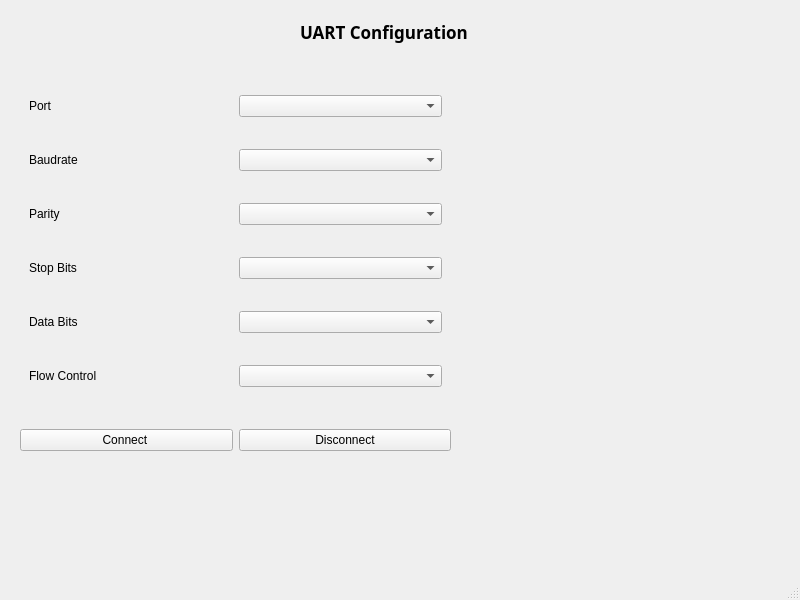
Above: uart.ui from Nourreddine1920/Serial_Port_COM before the change. Below: the same form after it.
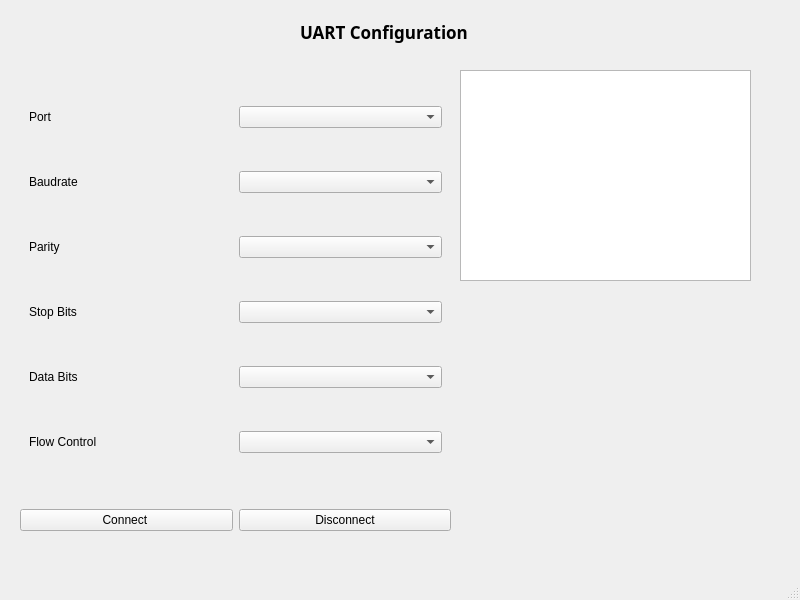
That is the form after the change.

Commit message: fixing connect button

```diff
--- a/uart.ui
+++ b/uart.ui
@@ -34,13 +34,23 @@
      <string>UART Configuration</string>
     </property>
    </widget>
+   <widget class="QTextBrowser" name="textBrowser">
+    <property name="geometry">
+     <rect>
+      <x>460</x>
+      <y>70</y>
+      <width>291</width>
+      <height>211</height>
+     </rect>
+    </property>
+   </widget>
    <widget class="QWidget" name="">
     <property name="geometry">
      <rect>
       <x>20</x>
       <y>60</y>
       <width>431</width>
-      <height>391</height>
+      <height>471</height>
      </rect>
     </property>
     <layout class="QVBoxLayout" name="verticalLayout_2">
```
Left out of the diff: 4 changed lines with no effect on the pictures. The commit also changes 2 other files.
